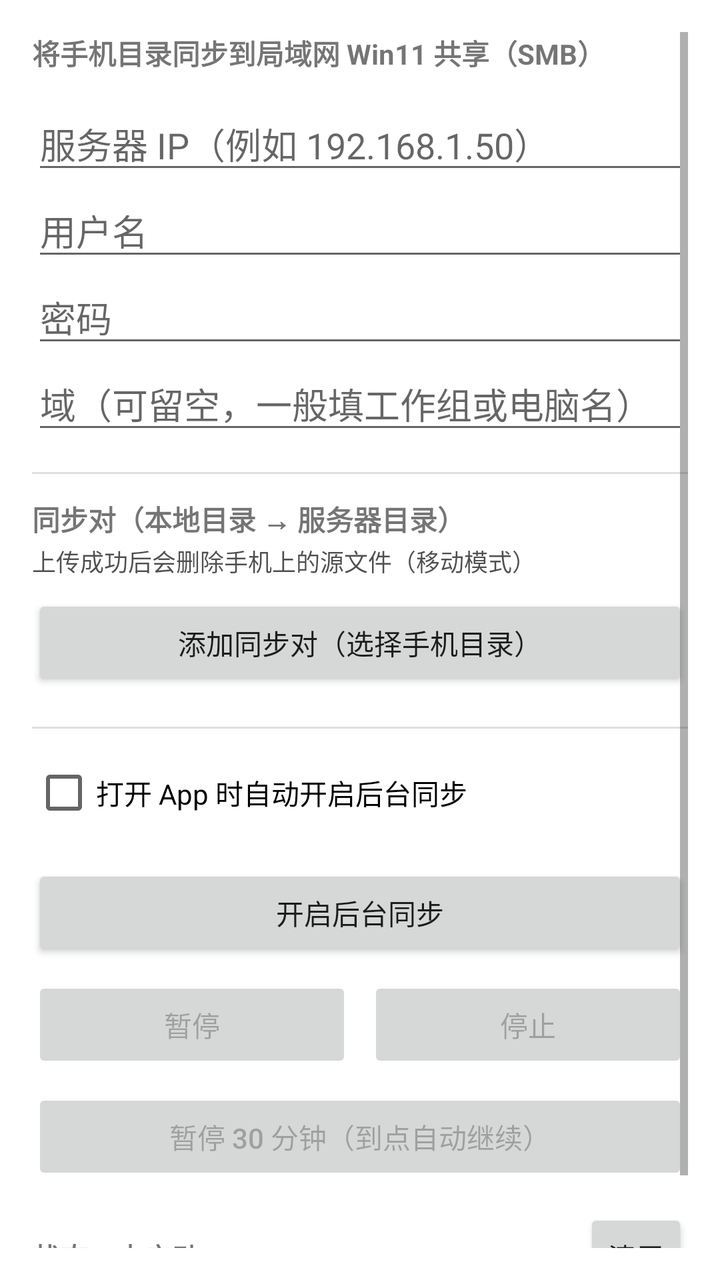
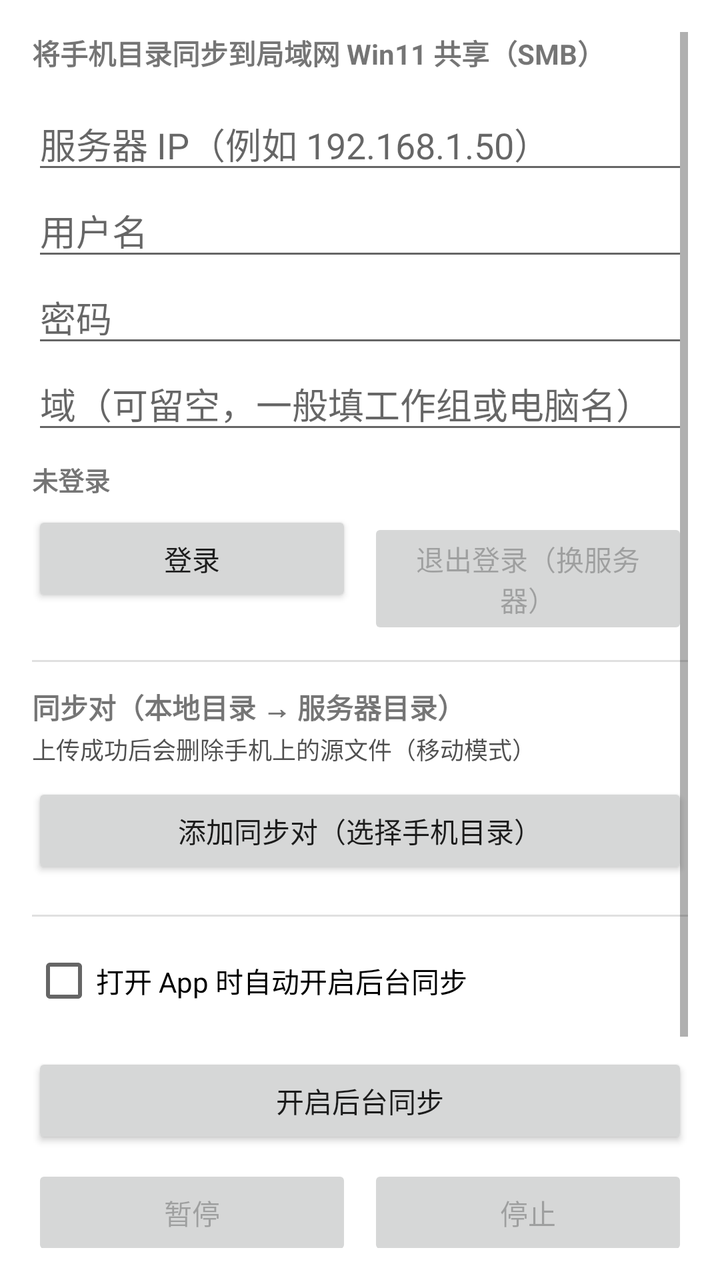

An Android layout rendered at two revisions. The XML below is the earlier revision; the diff shows what the commit changed to produce the second picture.
<!-- AndroidManifest.xml: application theme Theme.ScreenshotSync -->
<!-- res/layout/activity_main.xml -->
<?xml version="1.0" encoding="utf-8"?>
<ScrollView xmlns:android="http://schemas.android.com/apk/res/android"
    android:layout_width="match_parent"
    android:layout_height="match_parent"
    android:fillViewport="true"
    android:padding="16dp">

    <LinearLayout
        android:layout_width="match_parent"
        android:layout_height="wrap_content"
        android:orientation="vertical">

        <TextView
            android:layout_width="wrap_content"
            android:layout_height="wrap_content"
            android:layout_marginBottom="12dp"
            android:text="将手机目录同步到局域网 Win11 共享（SMB）"
            android:textSize="14sp"
            android:textStyle="bold" />

        <EditText
            android:id="@+id/etHost"
            android:layout_width="match_parent"
            android:layout_height="wrap_content"
            android:hint="服务器 IP（例如 192.168.1.50）"
            android:inputType="text"
            android:singleLine="true" />

        <EditText
            android:id="@+id/etUser"
            android:layout_width="match_parent"
            android:layout_height="wrap_content"
            android:hint="用户名"
            android:inputType="text"
            android:singleLine="true" />

        <EditText
            android:id="@+id/etPassword"
            android:layout_width="match_parent"
            android:layout_height="wrap_content"
            android:hint="密码"
            android:inputType="textPassword"
            android:singleLine="true" />

        <EditText
            android:id="@+id/etDomain"
            android:layout_width="match_parent"
            android:layout_height="wrap_content"
            android:hint="域（可留空，一般填工作组或电脑名）"
            android:inputType="text"
            android:singleLine="true" />

        <View
            android:layout_width="match_parent"
            android:layout_height="1dp"
            android:layout_marginTop="14dp"
            android:background="?android:attr/listDivider" />

        <TextView
            android:layout_width="wrap_content"
            android:layout_height="wrap_content"
            android:layout_marginTop="12dp"
            android:text="同步对（本地目录 → 服务器目录）"
            android:textStyle="bold" />

        <TextView
            android:layout_width="wrap_content"
            android:layout_height="wrap_content"
            android:layout_marginTop="2dp"
            android:text="上传成功后会删除手机上的源文件（移动模式）"
            android:textColor="#B0000000"
            android:textSize="12sp" />

        <Button
            android:id="@+id/btnAddPair"
            android:layout_width="match_parent"
            android:layout_height="wrap_content"
            android:layout_marginTop="8dp"
            android:text="添加同步对（选择手机目录）" />

        <LinearLayout
            android:id="@+id/pairsContainer"
            android:layout_width="match_parent"
            android:layout_height="wrap_content"
            android:layout_marginTop="4dp"
            android:orientation="vertical" />

        <View
            android:layout_width="match_parent"
            android:layout_height="1dp"
            android:layout_marginTop="14dp"
            android:background="?android:attr/listDivider" />

        <CheckBox
            android:id="@+id/cbAutoSync"
            android:layout_width="wrap_content"
            android:layout_height="wrap_content"
            android:layout_marginTop="8dp"
            android:text="打开 App 时自动开启后台同步" />

        <Button
            android:id="@+id/btnSync"
            android:layout_width="match_parent"
            android:layout_height="wrap_content"
            android:layout_marginTop="12dp"
            android:text="开启后台同步" />

        <LinearLayout
            android:layout_width="match_parent"
            android:layout_height="wrap_content"
            android:layout_marginTop="8dp"
            android:orientation="horizontal">

            <Button
                android:id="@+id/btnPause"
                android:layout_width="0dp"
                android:layout_height="wrap_content"
                android:layout_weight="1"
                android:enabled="false"
                android:text="暂停" />

            <Button
                android:id="@+id/btnStop"
                android:layout_width="0dp"
                android:layout_height="wrap_content"
                android:layout_marginStart="8dp"
                android:layout_weight="1"
                android:enabled="false"
                android:text="停止" />
        </LinearLayout>

        <Button
            android:id="@+id/btnPause30"
            android:layout_width="match_parent"
            android:layout_height="wrap_content"
            android:layout_marginTop="8dp"
            android:enabled="false"
            android:text="暂停 30 分钟（到点自动继续）" />

        <LinearLayout
            android:layout_width="match_parent"
            android:layout_height="wrap_content"
            android:layout_marginTop="12dp"
            android:gravity="center_vertical"
            android:orientation="horizontal">

            <TextView
                android:id="@+id/tvStatus"
                android:layout_width="0dp"
                android:layout_height="wrap_content"
                android:layout_weight="1"
                android:text="状态：未启动"
                android:textStyle="bold" />

            <Button
                android:id="@+id/btnClearLog"
                style="?android:attr/buttonStyleSmall"
                android:layout_width="wrap_content"
                android:layout_height="wrap_content"
                android:text="清屏" />
        </LinearLayout>

        <TextView
            android:id="@+id/tvLog"
            android:layout_width="match_parent"
            android:layout_height="wrap_content"
            android:layout_marginTop="12dp"
            android:fontFamily="monospace"
            android:textSize="12sp"
            android:textIsSelectable="true" />
    </LinearLayout>
</ScrollView>
<!-- resources referenced by this layout -->
<resources>
  <style name="Theme.ScreenshotSync" parent="Theme.MaterialComponents.DayNight.DarkActionBar" />
</resources>

<!-- the commit's change to res/layout/activity_main.xml (unified diff, before → after) -->
@@ -50,6 +50,38 @@
             android:inputType="text"
             android:singleLine="true" />
 
+        <TextView
+            android:id="@+id/tvLoginStatus"
+            android:layout_width="match_parent"
+            android:layout_height="wrap_content"
+            android:layout_marginTop="8dp"
+            android:text="未登录"
+            android:textSize="13sp"
+            android:textStyle="bold" />
+
+        <LinearLayout
+            android:layout_width="match_parent"
+            android:layout_height="wrap_content"
+            android:layout_marginTop="6dp"
+            android:orientation="horizontal">
+
+            <Button
+                android:id="@+id/btnLogin"
+                android:layout_width="0dp"
+                android:layout_height="wrap_content"
+                android:layout_weight="1"
+                android:text="登录" />
+
+            <Button
+                android:id="@+id/btnLogout"
+                android:layout_width="0dp"
+                android:layout_height="wrap_content"
+                android:layout_marginStart="8dp"
+                android:layout_weight="1"
+                android:enabled="false"
+                android:text="退出登录（换服务器）" />
+        </LinearLayout>
+
         <View
             android:layout_width="match_parent"
             android:layout_height="1dp"
